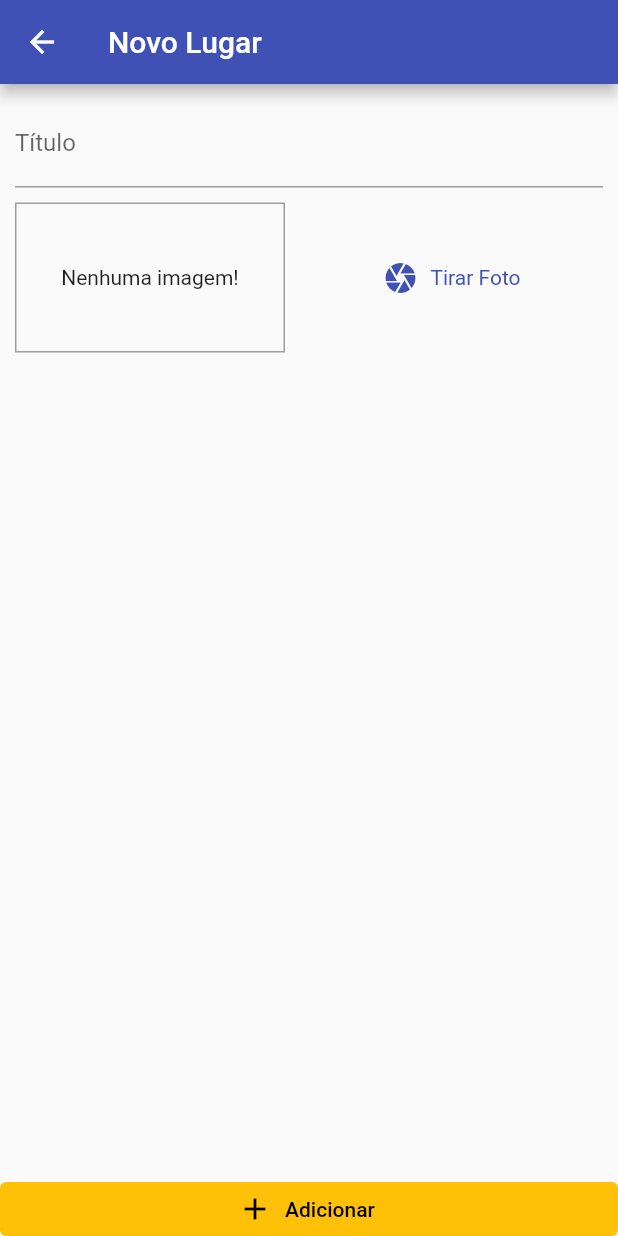
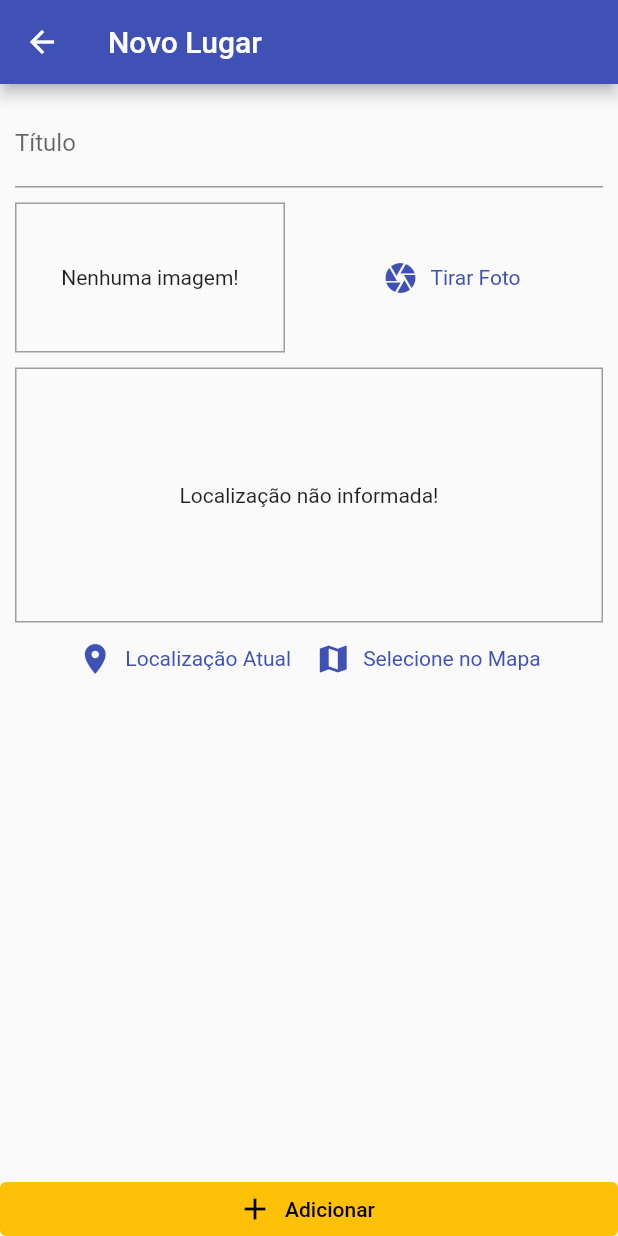
Before and after one commit to RenatoMoratto/great-places, a Flutter app: the PlaceFormScreen screen opened by its route, on a phone screen of 412 x 824 dp. Run offline on Flutter 3.47's test engine with Material 2 defaults, Android fonts, the phone set to English and light mode, and no system bars; our stand-ins replace image_picker, sqflite; accounts and stored records are empty.

Commit message:
feat: create location input widget

```diff
--- a/lib/screens/place_form_screen.dart
+++ b/lib/screens/place_form_screen.dart
@@ -3,6 +3,7 @@ import 'dart:io';
 import 'package:flutter/material.dart';
 import 'package:great_places/providers/great_places.dart';
 import 'package:great_places/widgets/image_input.dart';
+import 'package:great_places/widgets/location_input.dart';
 import 'package:provider/provider.dart';
 
 class PlaceFormScreen extends StatefulWidget {
@@ -58,7 +59,9 @@ class _PlaceFormScreenState extends State<PlaceFormScreen> {
                       ),
                     ),
                     const SizedBox(height: 10),
-                    ImageInput(this._selectImage),
+                    ImageInput(_selectImage),
+                    const SizedBox(height: 10),
+                    const LocationInput(),
                   ],
                 ),
               ),
--- /dev/null
+++ b/lib/widgets/location_input.dart
@@ -0,0 +1,65 @@
+import 'package:flutter/material.dart';
+import 'package:flutter/src/foundation/key.dart';
+import 'package:flutter/src/widgets/framework.dart';
+
+class LocationInput extends StatefulWidget {
+  const LocationInput({Key? key}) : super(key: key);
+
+  @override
+  State<LocationInput> createState() => _LocationInputState();
+}
+
+class _LocationInputState extends State<LocationInput> {
+  String? _prewviewImageUrl;
+
+  @override
+  Widget build(BuildContext context) {
+    return Column(
+      children: [
+        Container(
+          height: 170,
+          width: double.infinity,
+          alignment: Alignment.center,
+          decoration: BoxDecoration(
+            border: Border.all(
+              width: 1,
+              color: Colors.grey,
+            ),
+          ),
+          child: _prewviewImageUrl == null
+              ? const Text('Localização não informada!')
+              : Image.network(
+                  _prewviewImageUrl!,
+                  fit: BoxFit.cover,
+                  width: double.infinity,
+                ),
+        ),
+        Row(
+          mainAxisAlignment: MainAxisAlignment.center,
+          children: [
+            TextButton.icon(
+              onPressed: () {},
+              icon: const Icon(Icons.location_on),
+              label: const Text('Localização Atual'),
+              style: TextButton.styleFrom(
+                textStyle: TextStyle(
+                  color: Theme.of(context).primaryColor,
+                ),
+              ),
+            ),
+            TextButton.icon(
+              onPressed: () {},
+              icon: const Icon(Icons.map),
+              label: const Text('Selecione no Mapa'),
+              style: TextButton.styleFrom(
+                textStyle: TextStyle(
+                  color: Theme.of(context).primaryColor,
+                ),
+              ),
+            ),
+          ],
+        )
+      ],
+    );
+  }
+}
--- a/pubspec.yaml
+++ b/pubspec.yaml
@@ -15,6 +15,7 @@ dependencies:
   path_provider: ^2.0.11
   path: 1.8.1
   sqflite: ^2.0.3
+  location: ^4.4.0
 
 dev_dependencies:
   flutter_test:
```
Also changed, not shown: pubspec.lock, 2 other files.
